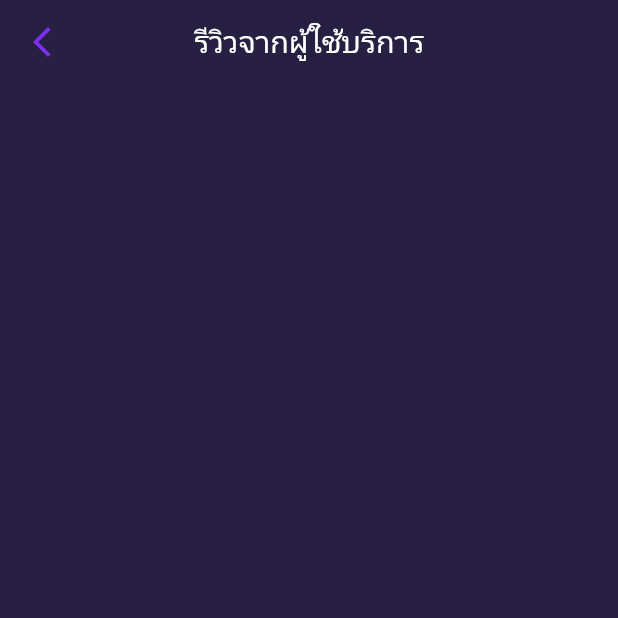
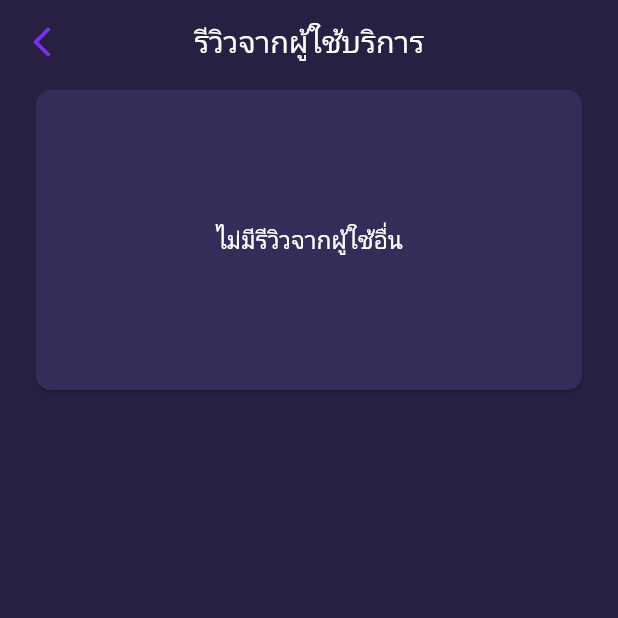
Before and after one commit to tongtongg9/Application-Entertainment-Recommendation, a Flutter app: the DetailNp screen opened directly with empty values, after a tap on "ดูทั้งหมด", on a phone screen of 412 x 824 dp, the top half of it. Run offline on Flutter 3.47's test engine with Material 2 defaults, Android fonts, the phone set to English and light mode, and no system bars; our stand-ins replace date_field, delayed_display, flutter_svg, google_fonts, google_maps_flutter, hexcolor and 2 more; missing offline and left inert: dart:ffi, google_maps_place_picker, multi_image_picker; accounts and stored records are empty; network calls fail; Roboto replaces fonts that are missing (Mitr).

Commit message:
v--220821

```diff
--- a/lib/user/Page/Feed/Feed.dart
+++ b/lib/user/Page/Feed/Feed.dart
@@ -100,7 +100,7 @@
                 height: 200,
                 child: Center(
                   child: Text(
-                    'ยังไม่มีรีวิวจากผู้ใช้อื่น',
+                    'ไม่มีรีวิวจากผู้ใช้อื่น',
                     style: TextStyle(
                       color: tWhiteColor,
                       fontSize: 16,
--- a/lib/user/Page/Home/DetailNp.dart
+++ b/lib/user/Page/Home/DetailNp.dart
@@ -386,7 +386,26 @@
   Widget _reviewList() {
     var dateformate = DateFormat.yMMMEd();
 
-    return ListView.builder(
+    return SingleChildScrollView(
+      child: datamembers.length <= 0
+          ? Card(
+              color: tBackgroundLightColor,
+              shape: RoundedRectangleBorder(
+                  borderRadius: BorderRadius.circular(10)),
+              child: SizedBox(
+                height: 100,
+                child: Center(
+                  child: Text(
+                    'ไม่มีรีวิวจากผู้ใช้อื่น',
+                    style: TextStyle(
+                      color: tWhiteColor,
+                      fontSize: 16,
+                    ),
+                  ),
+                ),
+              ),
+            )
+          : ListView.builder(
               primary: false,
               shrinkWrap: true,
               itemCount: datamembers.length,
@@ -418,7 +437,8 @@
                                     children: [
                                       ClipRRect(
                                         borderRadius: BorderRadius.circular(50),
-                                child: imgsuser('${datamembers[index].userImg}'),
+                                        child: imgsuser(
+                                            '${datamembers[index].userImg}'),
                                       ),
                                     ],
                                   ),
@@ -480,6 +500,7 @@
                 );
                 // ],
               },
+            ),
     );
   }
 
--- a/lib/user/Page/Home/Review_np_list.dart
+++ b/lib/user/Page/Home/Review_np_list.dart
@@ -153,7 +153,26 @@
   Widget _reviewList() {
     var dateformate = DateFormat.yMMMEd();
 
-    return ListView.builder(
+    return SingleChildScrollView(
+      child: datamember.length <= 0
+          ? Card(
+              color: tBackgroundLightColor,
+              shape: RoundedRectangleBorder(
+                  borderRadius: BorderRadius.circular(10)),
+              child: SizedBox(
+                height: 200,
+                child: Center(
+                  child: Text(
+                    'ไม่มีรีวิวจากผู้ใช้อื่น',
+                    style: TextStyle(
+                      color: tWhiteColor,
+                      fontSize: 16,
+                    ),
+                  ),
+                ),
+              ),
+            )
+          : ListView.builder(
               primary: false,
               shrinkWrap: true,
               itemCount: datamember.length,
@@ -185,7 +204,8 @@
                                     children: [
                                       ClipRRect(
                                         borderRadius: BorderRadius.circular(50),
-                                child: imgsuser('${datamember[index].userImg}'),
+                                        child: imgsuser(
+                                            '${datamember[index].userImg}'),
                                       ),
                                     ],
                                   ),
@@ -248,6 +268,7 @@
                 );
                 // ],
               },
+            ),
     );
   }
 
```
Also changed, not shown: lib/owner/ShowDetailNP_owner.dart (+157 -132 lines), lib/user/RegisUser.dart (+2 -5 lines). Lines whose indentation alone changed are shown as unchanged.
